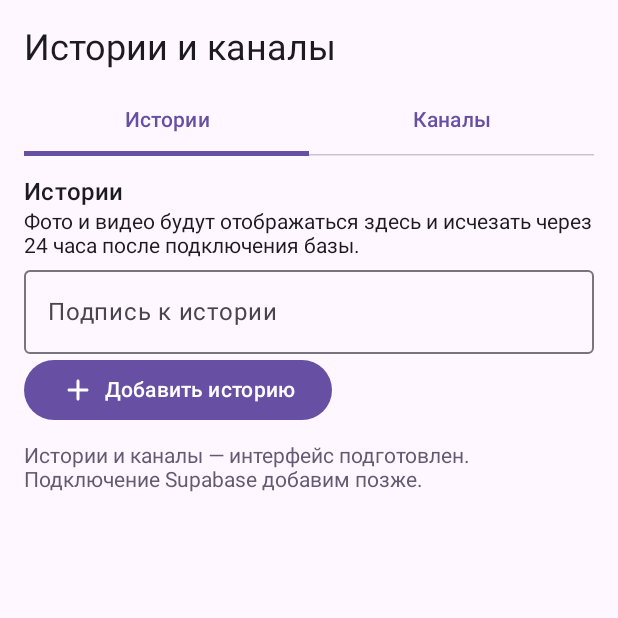
After one commit to galeev1323-bot/NOVA, an Android app built with Jetpack Compose: the composable StoriesChannelsScreen shown on its own in the app's theme, on a phone screen of 412 x 824 dp, the top half of it. The commit adds this screen. Run offline under Robolectric (Android 15) with nearby library versions, the phone set to English and light mode, and no system bars; libraries missing offline, so code that uses them is left out: io.github.jan.supabase; 2 statements that could not run were skipped.

Commit message:
Add Stories and Channels UI draft

```diff
--- a/NOVA/app/src/main/java/com/nova/messenger/ui/Root.kt
+++ b/NOVA/app/src/main/java/com/nova/messenger/ui/Root.kt
@@ -125,7 +125,7 @@ fun TabsScreen(nav: NavHostController) {
     var tab by rememberSaveable { mutableIntStateOf(0) }
     val items = listOf(
         TabItem("Чаты", Icons.Rounded.ChatBubble), TabItem("Контакты", Icons.Rounded.People),
-        TabItem("Premium", Icons.Rounded.WorkspacePremium), TabItem("Профиль", Icons.Rounded.Person),
+        TabItem("Premium", Icons.Rounded.WorkspacePremium), TabItem("Профиль", Icons.Rounded.Person), TabItem("Медиа", Icons.Rounded.Collections),
     )
     Scaffold(
         containerColor = androidx.compose.ui.graphics.Color.Transparent,
@@ -153,7 +153,7 @@ fun TabsScreen(nav: NavHostController) {
                     (slideOutHorizontally(tween(300)) { -dir * it / 4 } + fadeOut(tween(150)))
             },
         ) { t ->
-            when (t) { 0 -> ChatsTab(nav); 1 -> ContactsTab(nav); 2 -> PremiumTab(); else -> ProfileTab(nav) }
+            when (t) { 0 -> ChatsTab(nav); 1 -> ContactsTab(nav); 2 -> PremiumTab(); 3 -> ProfileTab(nav); else -> StoriesChannelsScreen() }
         }
     }
 }
--- /dev/null
+++ b/NOVA/app/src/main/java/com/nova/messenger/ui/StoriesChannelsScreen.kt
@@ -0,0 +1,46 @@
+package com.nova.messenger.ui
+
+import androidx.compose.foundation.layout.*
+import androidx.compose.foundation.lazy.LazyColumn
+import androidx.compose.foundation.lazy.items
+import androidx.compose.material.icons.Icons
+import androidx.compose.material.icons.rounded.*
+import androidx.compose.material3.*
+import androidx.compose.runtime.*
+import androidx.compose.ui.Modifier
+import androidx.compose.ui.unit.dp
+
+@Composable
+fun StoriesChannelsScreen() {
+    var selected by remember { mutableIntStateOf(0) }
+    var channelTitle by remember { mutableStateOf("") }
+    var channelAbout by remember { mutableStateOf("") }
+    var storyCaption by remember { mutableStateOf("") }
+    var info by remember { mutableStateOf("Истории и каналы — интерфейс подготовлен. Подключение Supabase добавим позже.") }
+    val demoChannels = listOf("NOVA новости", "Игры и технологии", "Музыка")
+    Column(Modifier.fillMaxSize().padding(16.dp)) {
+        Text("Истории и каналы", style=MaterialTheme.typography.headlineSmall)
+        Spacer(Modifier.height(8.dp))
+        TabRow(selectedTabIndex=selected) {
+            Tab(selected==0,{selected=0},text={Text("Истории")})
+            Tab(selected==1,{selected=1},text={Text("Каналы")})
+        }
+        Spacer(Modifier.height(12.dp))
+        if(selected==0) {
+            Text("Истории",style=MaterialTheme.typography.titleMedium)
+            Text("Фото и видео будут отображаться здесь и исчезать через 24 часа после подключения базы.")
+            OutlinedTextField(storyCaption,{storyCaption=it},label={Text("Подпись к истории")},modifier=Modifier.fillMaxWidth())
+            Button(onClick={info="Выбор фото/видео и публикация будут подключены вместе с Supabase."}) { Icon(Icons.Rounded.Add,null); Spacer(Modifier.width(6.dp)); Text("Добавить историю") }
+        } else {
+            Text("Создать канал",style=MaterialTheme.typography.titleMedium)
+            OutlinedTextField(channelTitle,{channelTitle=it},label={Text("Название")},modifier=Modifier.fillMaxWidth())
+            OutlinedTextField(channelAbout,{channelAbout=it},label={Text("Описание")},modifier=Modifier.fillMaxWidth())
+            Button(onClick={info=if(channelTitle.isBlank()) "Введите название канала." else "Канал «$channelTitle» сохранён как черновик интерфейса. Серверное создание подключим позже."}) { Icon(Icons.Rounded.Add,null); Spacer(Modifier.width(6.dp)); Text("Создать канал") }
+            Spacer(Modifier.height(16.dp))
+            Text("Примеры каналов",style=MaterialTheme.typography.titleMedium)
+            LazyColumn { items(demoChannels) { item -> ListItem(leadingContent={Icon(Icons.Rounded.Campaign,null)},headlineContent={Text(item)},supportingContent={Text("Демо · подписка будет подключена позже")}) } }
+        }
+        Spacer(Modifier.height(12.dp))
+        Text(info,color=MaterialTheme.colorScheme.secondary)
+    }
+}
```
